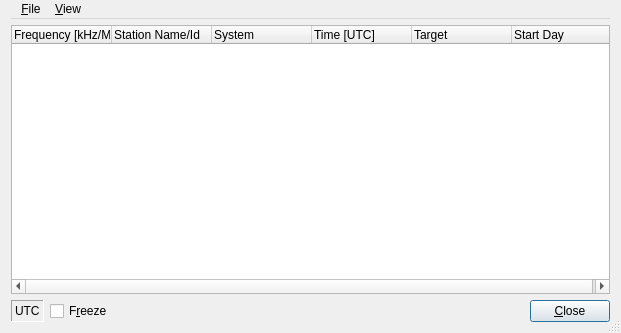
Qt form dream/src/GUI-QT/LiveScheduleWindow.ui (mmjee/dream-patched) before a commit.
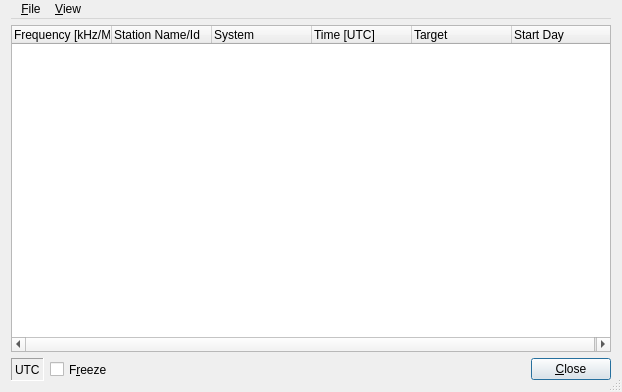
The same form after that commit. Icons and pictures are not drawn.

Patch:
```diff
--- a/dream/src/GUI-QT/LiveScheduleWindow.ui
+++ b/dream/src/GUI-QT/LiveScheduleWindow.ui
@@ -6,8 +6,8 @@
    <rect>
     <x>0</x>
     <y>0</y>
-    <width>621</width>
-    <height>333</height>
+    <width>622</width>
+    <height>392</height>
    </rect>
   </property>
   <property name="windowTitle">
@@ -104,11 +104,17 @@
      <item>
       <widget class="QLabel" name="TextLabelUTCTime">
        <property name="sizePolicy">
-        <sizepolicy hsizetype="Minimum" vsizetype="Minimum">
+        <sizepolicy hsizetype="Minimum" vsizetype="Maximum">
          <horstretch>0</horstretch>
          <verstretch>0</verstretch>
         </sizepolicy>
        </property>
+       <property name="minimumSize">
+        <size>
+         <width>0</width>
+         <height>23</height>
+        </size>
+       </property>
        <property name="frameShape">
         <enum>QFrame::Panel</enum>
        </property>
```
